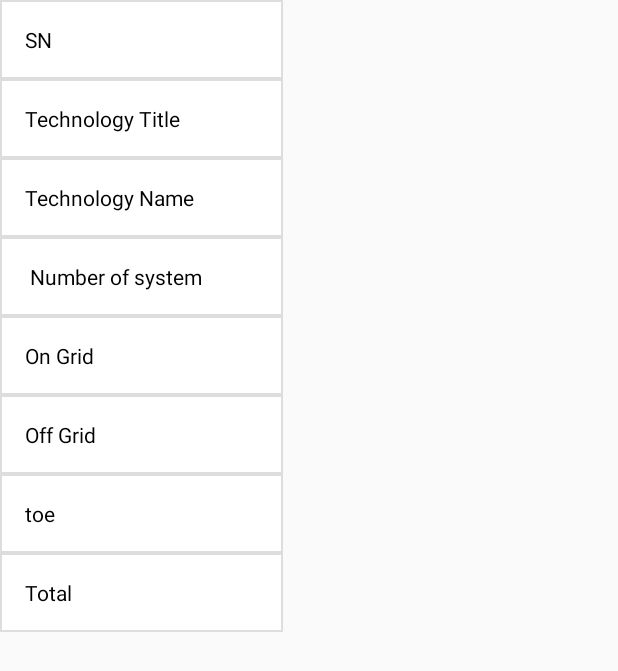
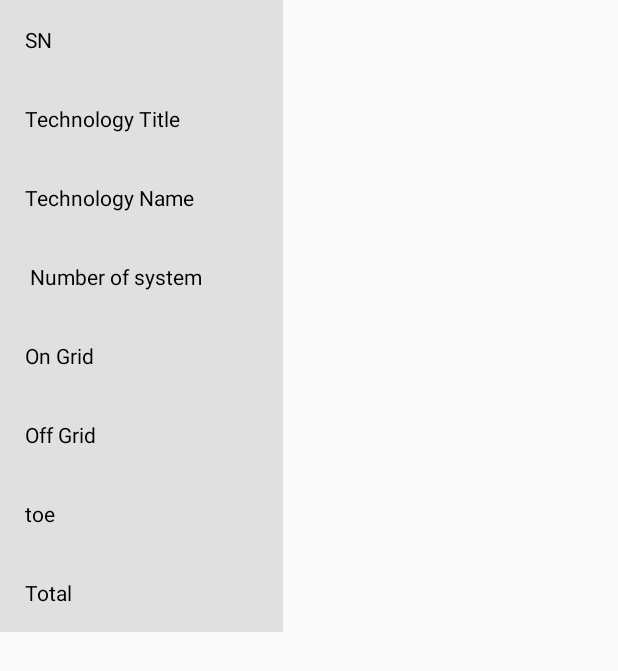
Before and after one commit to azadbasis/SREDA, an Android app: the layout header_technology_wise.xml on its own in the app's theme, with its tools: preview values and no code run, on a phone screen of 412 x 824 dp. Shown: the top 671 px of the screen. Run offline under Robolectric (Android 15) with nearby library versions, the phone set to English and light mode, and no system bars.

Commit message:
TechNamesReportFragment

```diff
--- a/app/src/main/res/layout/header_technology_wise.xml
+++ b/app/src/main/res/layout/header_technology_wise.xml
@@ -1,7 +1,7 @@
 <?xml version="1.0" encoding="utf-8"?>
 <LinearLayout xmlns:android="http://schemas.android.com/apk/res/android"
     android:layout_width="@dimen/_145sdp"
-
+    android:background="@color/white"
     android:layout_height="wrap_content"
     android:orientation="vertical">
 
@@ -10,9 +10,10 @@
         android:layout_height="wrap_content"
         android:padding="@dimen/_13sdp"
         android:textColor="@color/black"
+        android:background="@color/report_tech_name"
         android:text="SN"
         android:gravity="left"
-        android:background="@drawable/tv_bg"/>
+      />
 
     <TextView
         android:layout_width="match_parent"
@@ -20,14 +21,15 @@
         android:padding="@dimen/_13sdp"
         android:textColor="@color/black"
         android:text="Technology Title"
+        android:background="@color/report_tech_name"
         android:gravity="left"
-        android:background="@drawable/tv_bg"/>
+       />
 
     <TextView
         android:id="@+id/textView2"
         android:layout_width="match_parent"
         android:layout_height="wrap_content"
-        android:background="@drawable/tv_bg"
+        android:background="@color/report_tech_name"
         android:gravity="left"
         android:padding="@dimen/_13sdp"
         android:text="Technology Name"
@@ -37,7 +39,7 @@
         android:id="@+id/textView"
         android:layout_width="match_parent"
         android:layout_height="wrap_content"
-        android:background="@drawable/tv_bg"
+        android:background="@color/report_tech_name"
         android:gravity="left"
         android:padding="@dimen/_13sdp"
         android:text="	Number of system"
@@ -50,7 +52,8 @@
         android:textColor="@color/black"
         android:text="On Grid"
         android:gravity="left"
-        android:background="@drawable/tv_bg"/>
+        android:background="@color/report_tech_name"
+       />
 
     <TextView
         android:layout_width="match_parent"
@@ -59,7 +62,7 @@
         android:textColor="@color/black"
         android:text="Off Grid"
         android:gravity="left"
-        android:background="@drawable/tv_bg"/>
+        android:background="@color/report_tech_name"/>
     <TextView
         android:layout_width="match_parent"
         android:layout_height="wrap_content"
@@ -67,7 +70,7 @@
         android:textColor="@color/black"
         android:text="toe"
         android:gravity="left"
-        android:background="@drawable/tv_bg"/>
+        android:background="@color/report_tech_name"/>
     <TextView
         android:layout_width="match_parent"
         android:layout_height="wrap_content"
@@ -75,5 +78,5 @@
         android:textColor="@color/black"
         android:text="Total"
         android:gravity="left"
-        android:background="@drawable/tv_bg"/>
+        android:background="@color/report_tech_name"/>
 </LinearLayout>
--- a/app/src/main/res/layout/raw_technology_wise.xml
+++ b/app/src/main/res/layout/raw_technology_wise.xml
@@ -2,6 +2,7 @@
 <LinearLayout xmlns:android="http://schemas.android.com/apk/res/android"
     android:layout_width="@dimen/_145sdp"
     android:layout_height="wrap_content"
+    android:background="@color/report_tech_name"
     android:orientation="vertical">
 
     <TextView
--- a/app/src/main/res/values/colors.xml
+++ b/app/src/main/res/values/colors.xml
@@ -8,6 +8,7 @@
     <color name="white">#fff</color>
     <color name="yellow">#4e3526</color>
     <color name="black">#000</color>
+    <color name="report_tech_name">#E0E0E0</color>
 
 
 
```
